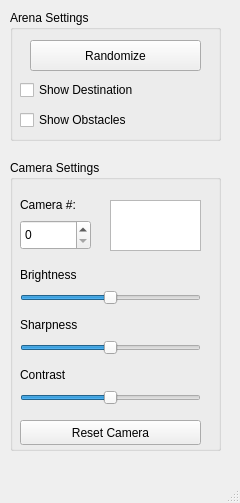
umdenes100/vm-vision-system-python, file mainwindow.ui: the form before one commit.
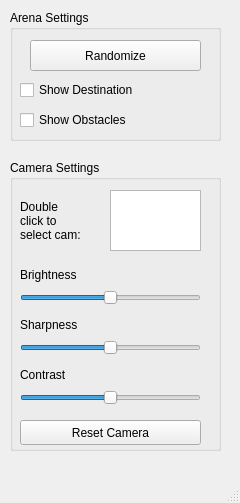
The form after the commit.

```diff
--- a/mainwindow.ui
+++ b/mainwindow.ui
@@ -91,32 +91,6 @@
       <string>Reset Camera</string>
      </property>
     </widget>
-    <widget class="QSpinBox" name="camnum">
-     <property name="geometry">
-      <rect>
-       <x>10</x>
-       <y>60</y>
-       <width>71</width>
-       <height>30</height>
-      </rect>
-     </property>
-     <property name="maximum">
-      <number>10</number>
-     </property>
-    </widget>
-    <widget class="QLabel" name="label_3">
-     <property name="geometry">
-      <rect>
-       <x>10</x>
-       <y>30</y>
-       <width>71</width>
-       <height>30</height>
-      </rect>
-     </property>
-     <property name="text">
-      <string>Camera #:</string>
-     </property>
-    </widget>
     <widget class="QSlider" name="brightslider">
      <property name="geometry">
       <rect>
@@ -217,12 +191,27 @@
      <property name="geometry">
       <rect>
        <x>100</x>
-       <y>40</y>
+       <y>30</y>
        <width>91</width>
-       <height>51</height>
+       <height>61</height>
       </rect>
      </property>
     </widget>
+    <widget class="QLabel" name="label_7">
+     <property name="geometry">
+      <rect>
+       <x>10</x>
+       <y>30</y>
+       <width>81</width>
+       <height>61</height>
+      </rect>
+     </property>
+     <property name="text">
+      <string>Double
+click to
+select cam:</string>
+     </property>
+    </widget>
    </widget>
   </widget>
   <widget class="QMenuBar" name="menubar">
```
